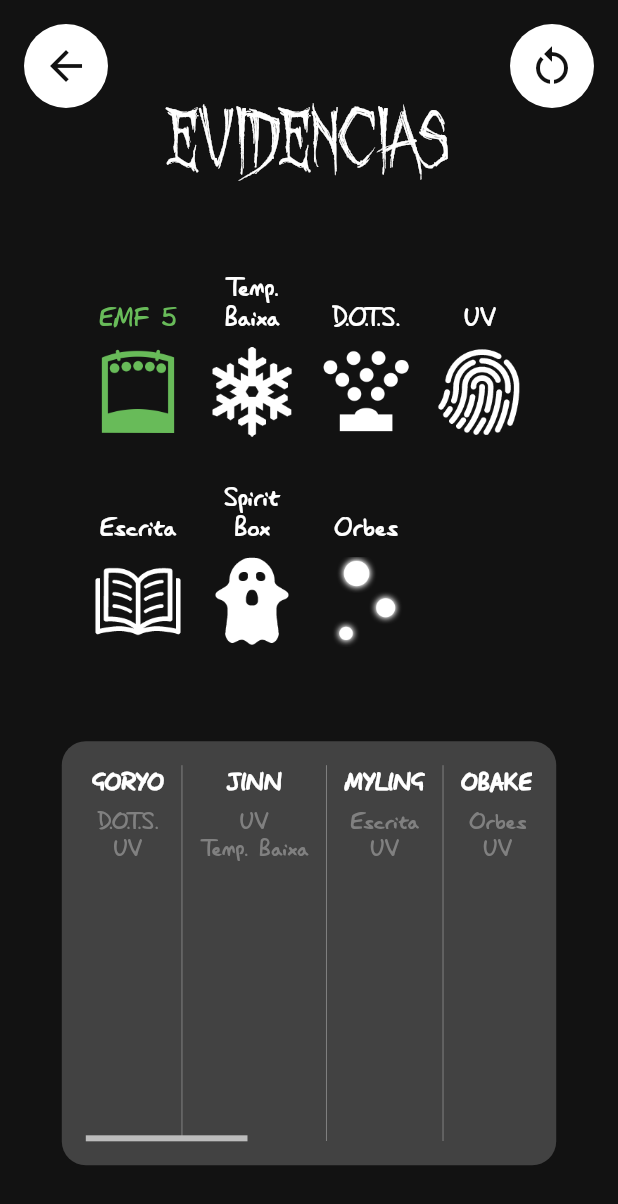
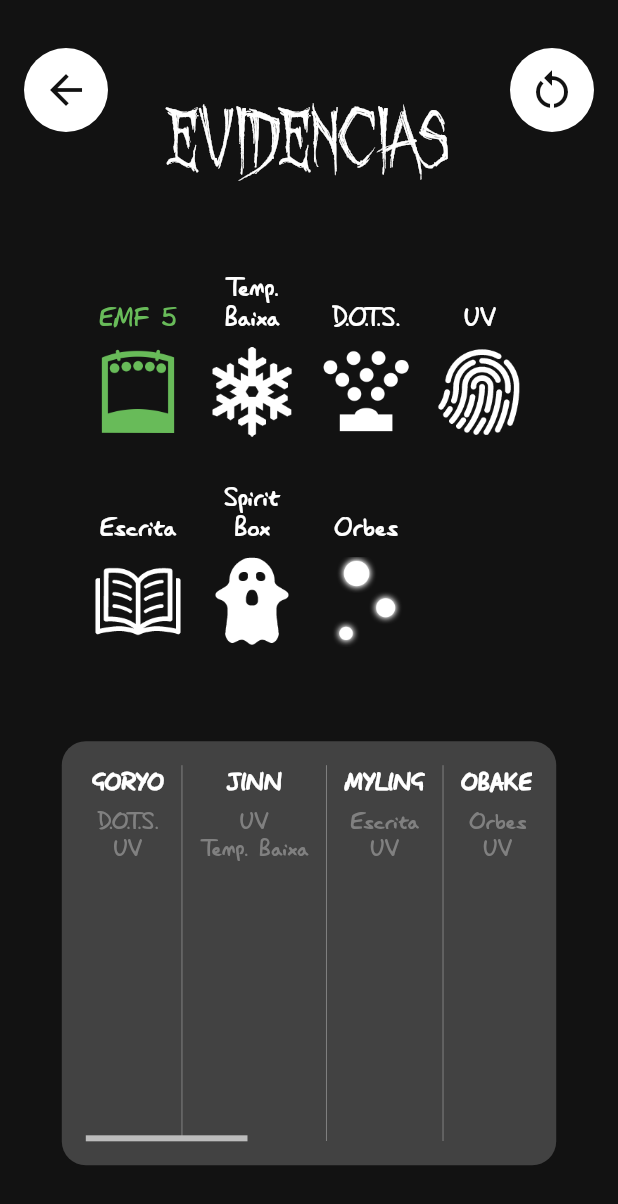
Before and after one commit to Pruzny/phasmophoguia, a Flutter app: the EvidencesPage screen opened by its route, after a tap on "EMF 5", on a phone screen of 412 x 824 dp. Shown: the top 1204 px of the screen. Run offline on Flutter 3.47's test engine with Material 2 defaults, Android fonts, the phone set to English and light mode, and no system bars; our stand-ins replace get.

Commit message:
Aumentado espaçamento superior dos botões flutuantes

```diff
--- a/lib/app/core/theme/widgets/buttons/back_button_app.dart
+++ b/lib/app/core/theme/widgets/buttons/back_button_app.dart
@@ -8,7 +8,7 @@ class BackButtonApp extends StatelessWidget {
   @override
   Widget build(BuildContext context) {
     return Container(
-      padding: const EdgeInsets.only(top: 16),
+      padding: const EdgeInsets.only(top: 32),
       child: FloatingActionButton(
         onPressed: () {
           Get.back();
--- a/lib/app/pages/evidences/widgets/buttons/reset_button.dart
+++ b/lib/app/pages/evidences/widgets/buttons/reset_button.dart
@@ -15,7 +15,7 @@ class ResetButton extends StatelessWidget {
         return Obx(
           () => controller.hasContent
               ? Container(
-                  padding: const EdgeInsets.only(top: 16, right: 32),
+                  padding: const EdgeInsets.only(top: 32, right: 32),
                   child: FloatingActionButton(
                     onPressed: () {
                       controller.reset();
```
